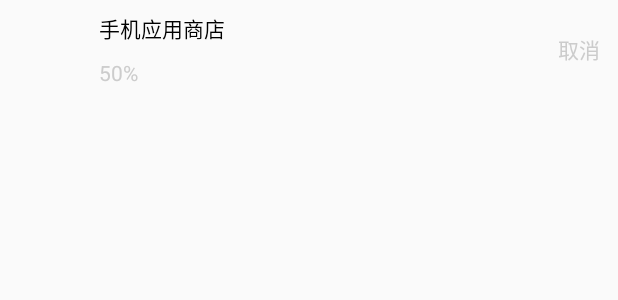
After one commit to BobyZZZ/AppStore, an Android app: the layout notification_download_layout.xml on its own in the app's theme, with its tools: preview values and no code run, on a phone screen of 412 x 824 dp. The commit adds this screen. Shown: the top 300 px of the screen. Run offline under Robolectric (Android 15) with nearby library versions, the phone set to English and light mode, and no system bars.

Commit message:
添加notification提示

```diff
--- a/app/src/main/java/com/bb/googleplaybb/ui/activity/HomeDetailActivity.java
+++ b/app/src/main/java/com/bb/googleplaybb/ui/activity/HomeDetailActivity.java
@@ -12,10 +12,8 @@ import android.support.v7.app.ActionBar;
 import android.support.v7.app.AppCompatActivity;
 import android.support.v7.widget.Toolbar;
 import android.text.format.Formatter;
-import android.util.Log;
 import android.view.MenuItem;
 import android.view.View;
-import android.view.ViewGroup;
 import android.widget.FrameLayout;
 import android.widget.HorizontalScrollView;
 import android.widget.ImageView;
--- a/app/src/main/java/com/bb/googleplaybb/ui/adapter/holder/TopicHolder.java
+++ b/app/src/main/java/com/bb/googleplaybb/ui/adapter/holder/TopicHolder.java
@@ -40,7 +40,6 @@ public class TopicHolder extends BaseHolder<TopicInfo> {
         tvDes.post(new Runnable() {
             @Override
             public void run() {
-//                utils.display(ivPic, NetHelper.URL + data.url);
                 Glide.with(GooglePlayApplication.getContext()).load(NetHelper.URL + data.url).into(ivPic);
             }
         });
--- a/app/src/main/java/com/bb/googleplaybb/ui/fragment/AppFragment.java
+++ b/app/src/main/java/com/bb/googleplaybb/ui/fragment/AppFragment.java
@@ -5,6 +5,7 @@ import android.view.View;
 import android.widget.AdapterView;
 
 import com.bb.googleplaybb.domain.AppInfo;
+import com.bb.googleplaybb.manager.NotifycationHelper;
 import com.bb.googleplaybb.net.protocol.AppNetProtocol;
 import com.bb.googleplaybb.ui.activity.HomeDetailActivity;
 import com.bb.googleplaybb.ui.adapter.MyBaseAdapter;
--- a/app/src/main/java/com/bb/googleplaybb/ui/fragment/HomeFragment.java
+++ b/app/src/main/java/com/bb/googleplaybb/ui/fragment/HomeFragment.java
@@ -13,6 +13,7 @@ import android.widget.RelativeLayout;
 
 import com.bb.googleplaybb.R;
 import com.bb.googleplaybb.domain.AppInfo;
+import com.bb.googleplaybb.manager.NotifycationHelper;
 import com.bb.googleplaybb.net.NetHelper;
 import com.bb.googleplaybb.net.protocol.HomeNetProtocol;
 import com.bb.googleplaybb.ui.activity.HomeDetailActivity;
--- /dev/null
+++ b/app/src/main/res/layout/notification_download_layout.xml
@@ -0,0 +1,47 @@
+<?xml version="1.0" encoding="utf-8"?>
+<RelativeLayout xmlns:android="http://schemas.android.com/apk/res/android"
+    xmlns:app="http://schemas.android.com/apk/res-auto"
+    xmlns:tools="http://schemas.android.com/tools"
+    android:layout_width="wrap_content"
+    android:layout_height="wrap_content"
+    android:padding="8dp">
+
+    <ImageView
+        android:id="@+id/iv_icon"
+        android:layout_width="50dp"
+        android:layout_height="50dp"
+        android:layout_marginLeft="4dp" />
+
+    <TextView
+        android:id="@+id/notify_name"
+        android:layout_width="wrap_content"
+        android:layout_height="wrap_content"
+        android:layout_alignTop="@id/iv_icon"
+        android:layout_marginLeft="4dp"
+        android:layout_toRightOf="@id/iv_icon"
+        android:textColor="@color/text_black"
+        android:textSize="14sp"
+        tools:text="@string/app_name" />
+
+    <TextView
+        android:id="@+id/notify_progress"
+        android:layout_width="wrap_content"
+        android:layout_height="wrap_content"
+        android:layout_alignBottom="@id/iv_icon"
+        android:layout_marginLeft="4dp"
+        android:layout_toRightOf="@id/iv_icon"
+        android:textColor="@color/text_downloading_title_color"
+        android:textSize="14sp"
+        tools:text="50%" />
+
+    <TextView
+        android:id="@+id/cancel"
+        android:layout_width="wrap_content"
+        android:layout_height="wrap_content"
+        android:layout_alignParentRight="true"
+        android:layout_centerVertical="true"
+        android:layout_marginRight="4dp"
+        android:text="@string/cancel"
+        android:textColor="@color/text_downloading_title_color"
+        android:textSize="14sp" />
+</RelativeLayout>
```
Also changed, not shown: app/src/main/AndroidManifest.xml (+25 -19 lines), app/src/main/java/com/bb/googleplaybb/broadcastReceiver/NotificationBroadcastReceiver.java (added, +39 -0 lines), app/src/main/java/com/bb/googleplaybb/manager/AppDownloadManager.java (+14 -97 lines), app/src/main/java/com/bb/googleplaybb/manager/NotifycationHelper.java (added, +124 -0 lines), app/src/main/java/com/bb/googleplaybb/ui/adapter/holder/HomeHolder.java (+0 -9 lines), app/src/main/java/com/bb/googleplaybb/ui/fragment/TopicFragment2.java (deleted, +0 -108 lines), app/src/main/java/com/bb/googleplaybb/utils/NotificationBroadcastHelper.java (added, +20 -0 lines), 68 other files.
